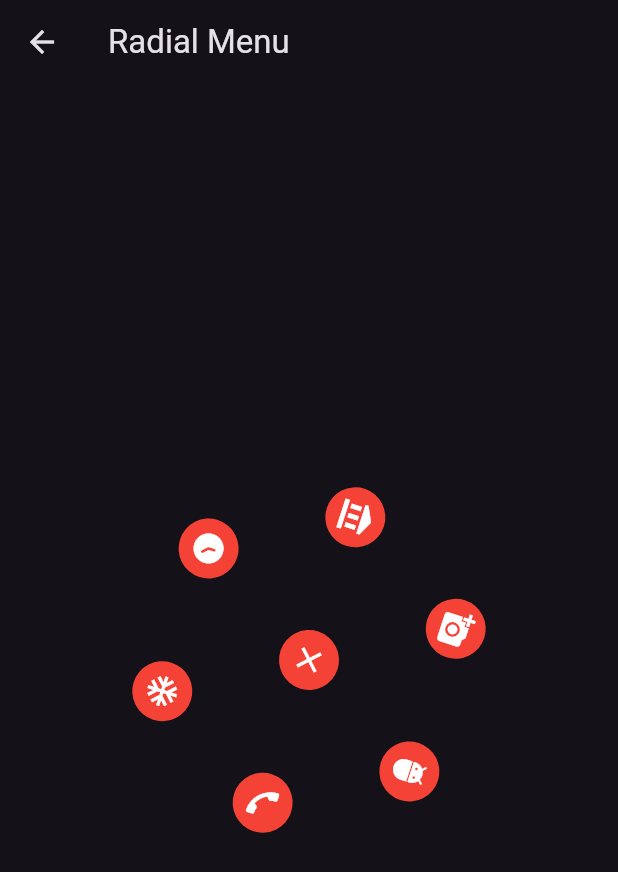
After one commit to AyanDas-99/Flutter-animations, a Flutter app: the Practice2 screen opened by its route, after a tap on the "open with" icon, on a phone screen of 412 x 824 dp. The commit adds this screen. Shown: the top 872 px of the screen. Run offline on Flutter 3.47's test engine with Material 2 defaults, Android fonts, the phone set to English and light mode, and no system bars.

Commit message:
added radial menu animation

```diff
--- /dev/null
+++ b/lib/Screens/practice2.dart
@@ -0,0 +1,115 @@
+// ignore_for_file: public_member_api_docs, sort_constructors_first
+import 'dart:math';
+import 'package:flutter/material.dart';
+import 'package:vector_math/vector_math_64.dart' show radians;
+
+class Practice2 extends StatefulWidget {
+  final String title;
+  const Practice2({
+    Key? key,
+    required this.title,
+  }) : super(key: key);
+
+  @override
+  State<Practice2> createState() => _Practice2State();
+}
+
+class _Practice2State extends State<Practice2>
+    with SingleTickerProviderStateMixin {
+  late AnimationController controller;
+
+  @override
+  void initState() {
+    super.initState();
+    controller =
+        AnimationController(vsync: this, duration: Duration(milliseconds: 700));
+    // ..forward();
+  }
+
+  @override
+  void dispose() {
+    controller.dispose();
+    super.dispose();
+  }
+
+  @override
+  Widget build(BuildContext context) {
+    List angles = List.generate(6, (index) => index * 360 / 6);
+
+    return Scaffold(
+      appBar: AppBar(title: Text(widget.title)),
+      body: Center(
+          child: RotationTransition(
+        turns: Tween<double>(begin: 0, end: 0.3).animate(controller),
+        child: Stack(
+          children: [
+            Btn(const Icon(Icons.call), 100, angles.removeAt(0), controller),
+            Btn(const Icon(Icons.ac_unit_sharp), 100, angles.removeAt(0),
+                controller),
+            Btn(const Icon(Icons.access_time_filled_rounded), 100,
+                angles.removeAt(0), controller),
+            Btn(const Icon(Icons.account_balance), 100, angles.removeAt(0),
+                controller),
+            Btn(const Icon(Icons.add_a_photo), 100, angles.removeAt(0),
+                controller),
+            Btn(const Icon(Icons.adb), 100, angles.removeAt(0), controller),
+            Btn(const Icon(Icons.close), 0, 0, controller),
+            InkWell(
+                onTap: () {
+                  if (controller.isCompleted) {
+                    controller.reverse();
+                  } else {
+                    controller.forward();
+                  }
+                },
+                child: IgnorePointer(
+                    child: ScaleTransition(
+                        scale:
+                            Tween<double>(begin: 1, end: 0).animate(controller),
+                        child: Btn(
+                            const Icon(Icons.open_with), 0, 0, controller)))),
+          ],
+        ),
+      )),
+    );
+  }
+}
+
+class Btn extends StatefulWidget {
+  final Widget icon;
+  final double radius;
+  final double angle;
+  final AnimationController controller;
+
+  const Btn(this.icon, this.radius, this.angle, this.controller);
+
+  @override
+  State<Btn> createState() => _BtnState();
+}
+
+class _BtnState extends State<Btn> {
+  @override
+  Widget build(BuildContext context) {
+    late Animation<Offset> animation = Tween<Offset>(
+            begin: Offset(0, 0),
+            end: Offset(widget.radius * cos(radians(widget.angle)),
+                widget.radius * sin(radians(widget.angle))))
+        .animate(CurvedAnimation(
+            parent: widget.controller,
+            curve: const Interval(0, 0.7, curve: Curves.easeOut)));
+
+    return AnimatedBuilder(
+      animation: widget.controller,
+      builder: (context, child) => Transform.translate(
+        offset: animation.value,
+        child: IconButton(
+          onPressed: () {},
+          icon: widget.icon,
+          style: const ButtonStyle(
+              backgroundColor: MaterialStatePropertyAll(Colors.red),
+              iconColor: MaterialStatePropertyAll(Colors.white)),
+        ),
+      ),
+    );
+  }
+}
--- a/lib/main.dart
+++ b/lib/main.dart
@@ -9,6 +9,7 @@ import 'package:animations/Screens/lecture6.dart';
 import 'package:animations/Screens/lecture8.dart';
 import 'package:animations/Screens/lecture9.dart';
 import 'package:animations/Screens/practice1.dart';
+import 'package:animations/Screens/practice2.dart';
 import 'package:flutter/material.dart';
 
 import 'Screens/lecture1.dart';
@@ -50,7 +51,8 @@ class MyApp extends StatelessWidget {
         'lec8/': (context) => const Lecture8(title: "3D Drawer"),
         'lec9/': (context) => const Lecture9(
               title: "Animated Prompt",
-            )
+            ),
+        'practice2/': (context) => const Practice2(title: "Radial Menu"),
       },
     );
   }
@@ -93,6 +95,7 @@ class _MyHomePageState extends State<MyHomePage> {
             Link(link: 'lec7/', title: "CustomPainter & Polygons"),
             Link(link: 'lec8/', title: "3D Drawer"),
             Link(link: 'lec9/', title: "Animated Prompt"),
+            Link(link: 'practice2/', title: "Radial Menu")
           ],
         ),
       ),
```
